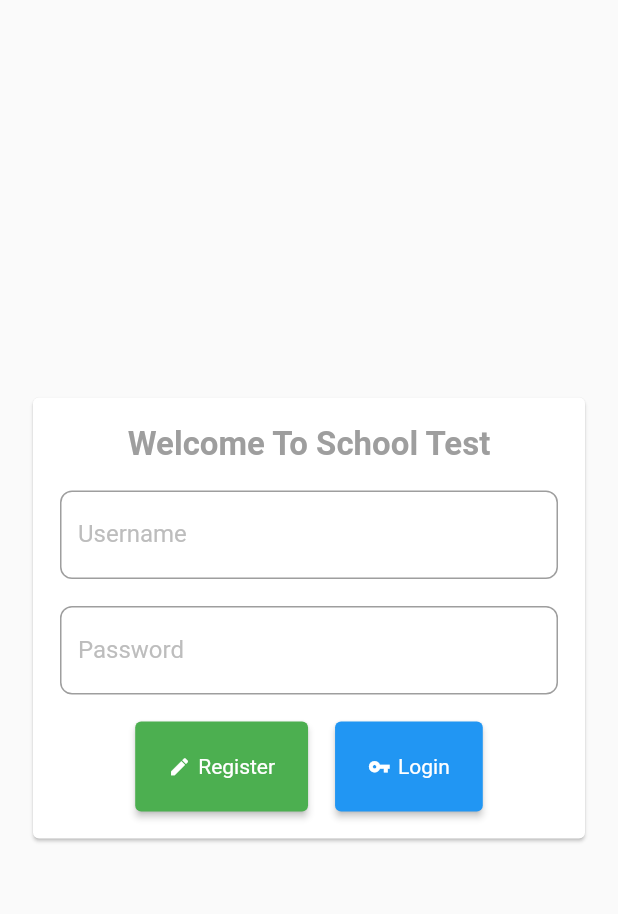
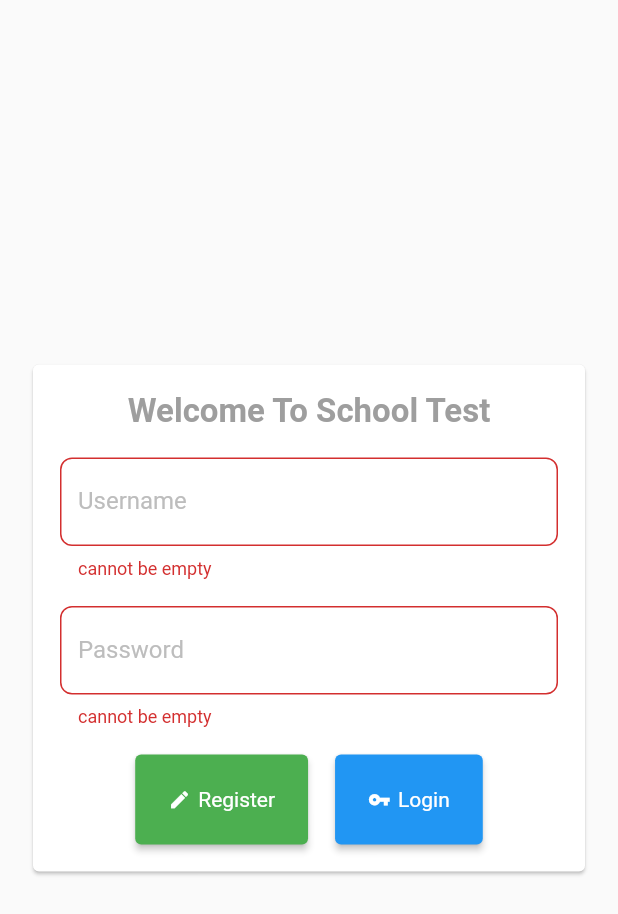
Before and after one commit to mahdinaghikhanii/School_Management, a Flutter app: the Login screen opened directly with empty values, after a tap on "Login", on a phone screen of 412 x 824 dp. Shown: the top 914 px of the screen. Run offline on Flutter 3.47's test engine with Material 2 defaults, Android fonts, the phone set to English and light mode, and no system bars; our stand-ins replace flutter_bloc; accounts and stored records are empty.

Commit message:
check Edit its null or no and Funcion SignOut

```diff
--- a/lib/bloc/userbloc.dart
+++ b/lib/bloc/userbloc.dart
@@ -20,5 +20,7 @@ class UserBloc extends Cubit<BlocState> {
     }
   }
 
+  void signOut() => emit(Initial());
+
   User? get user => _user;
 }
--- a/lib/main.dart
+++ b/lib/main.dart
@@ -1,11 +1,10 @@
-import 'package:flutter/cupertino.dart';
 import 'package:flutter/material.dart';
 import 'package:flutter_bloc/flutter_bloc.dart';
+
 import 'bloc/blocstate.dart';
 import 'bloc/userbloc.dart';
-import 'module/estension.dart';
-import 'module/widgets.dart';
 import 'screan/dashbord.dart';
+import 'screan/login.dart';
 
 void main() {
   runApp(MultiBlocProvider(
@@ -32,80 +31,3 @@ class MyApp extends StatelessWidget {
     );
   }
 }
-
-class Login extends StatelessWidget {
-  final BlocState state;
-  const Login({required this.state, Key? key}) : super(key: key);
-
-  @override
-  Widget build(BuildContext context) {
-    TextEditingController _mobile = TextEditingController();
-    TextEditingController _password = TextEditingController();
-
-    return Scaffold(
-        //   appBar: AppBar(),
-        body: SafeArea(
-            child: SizedBox(
-      width: context.width * 0.3 < 260 ? 350 : context.width * 0.3,
-      child: Column(
-        mainAxisSize: MainAxisSize.min,
-        children: [
-          "Welcome To School Test"
-              .toLabel(bold: true, fontsize: 22, color: Colors.grey)
-              .vMargin9,
-          Edit(
-              controller: _mobile,
-              hint: "Username",
-              autoFocus: false,
-              password: true,
-              onChange: (val) => print(val)).padding9,
-          Edit(
-              controller: _password,
-              hint: "Password",
-              autoFocus: false,
-              password: true,
-              onChange: (val) => print(val)).padding9,
-          Row(mainAxisSize: MainAxisSize.min, children: [
-            AbsorbPointer(
-              absorbing: state is Loading ? true : false,
-              child: Button(
-                color: Colors.green,
-                title: "Register",
-                icon: const Icon(Icons.edit, size: 15),
-                onTap: () {
-                  print('fuck');
-                },
-              ).margin9,
-            ),
-            state is Loading ? const CupertinoActivityIndicator() : Container(),
-            Button(
-              color: Colors.blue,
-              title: "Login",
-              onTap: () {
-                context
-                    .read<UserBloc>()
-                    .authenticate(_mobile.text, _password.text);
-              },
-              icon: const Icon(
-                Icons.vpn_key,
-                size: 15,
-              ),
-            ).margin9,
-          ]),
-          state is Failed
-              ? Container(
-                  margin: const EdgeInsets.symmetric(horizontal: 25),
-                  padding: const EdgeInsets.all(12),
-                  decoration: BoxDecoration(
-                      color: Colors.red,
-                      borderRadius: BorderRadius.circular(12)),
-                  child: (state as Failed)
-                      .exception
-                      .toString()
-                      .toLabel(color: Colors.white, bold: true))
-              : Container()
-        ],
-      ),
-    ).padding9.card.center));
-  }
-}
--- a/lib/module/estension.dart
+++ b/lib/module/estension.dart
@@ -1,4 +1,7 @@
 import 'package:flutter/material.dart';
+import 'package:schoolmanagement/bloc/userbloc.dart';
+import 'package:provider/provider.dart';
+import 'package:schoolmanagement/model/user.dart';
 
 import 'widgets.dart';
 
@@ -6,13 +9,20 @@ extension ContextExtension on BuildContext {
   double get width => MediaQuery.of(this).size.width;
   double get height => MediaQuery.of(this).size.height;
 
+  //Navigation next page or Screans
   void showForm(Widget child) =>
       Navigator.push(this, MaterialPageRoute(builder: (context) => child));
+
+  //SignOut
+
+  //  this part for read UserBloc and easy code and clean
+  UserBloc get userBloc => read<UserBloc>();
+  User? get user => read<UserBloc>().user;
 }
 
 extension StringExtesion on String {
   Widget toLabel({double? fontsize, Color? color, bool bold = false}) => Label(
-        title: this,
+        title: replaceAll("Exception: ", ''),
         bold: bold,
         fontSize: fontsize,
         color: color,
--- a/lib/module/widgets.dart
+++ b/lib/module/widgets.dart
@@ -1,4 +1,5 @@
 import 'package:flutter/material.dart';
+
 import 'estension.dart';
 
 enum ButtonType { save, news, delete, cancel, other }
@@ -44,6 +45,7 @@ class Button extends StatelessWidget {
             ? Row(
                 mainAxisSize: MainAxisSize.min,
                 children: [
+                  icon ??
                       Icon(
                         type == ButtonType.save
                             ? Icons.save
@@ -58,7 +60,9 @@ class Button extends StatelessWidget {
                   const SizedBox(
                     width: 5,
                   ),
-                  type == ButtonType.save
+                  title != null
+                      ? '$title'.toLabel()
+                      : type == ButtonType.save
                           ? 'save'.toLabel()
                           : type == ButtonType.cancel
                               ? "Cancel".toLabel()
@@ -111,6 +115,7 @@ class Edit extends StatelessWidget {
   final String hint;
   final Function(String)? onChange;
   final bool autoFocus;
+  final bool notempty;
   final TextEditingController? controller;
   final bool password;
 
@@ -118,6 +123,7 @@ class Edit extends StatelessWidget {
       {required this.hint,
       required this.autoFocus,
       required this.password,
+      this.notempty = false,
       this.controller,
       this.onChange,
       Key? key})
@@ -128,6 +134,12 @@ class Edit extends StatelessWidget {
     return TextFormField(
         controller: controller,
         onChanged: onChange,
+        validator: (val) {
+          if ((val ?? '').isEmpty && notempty) {
+            return "cannot be empty";
+          }
+          return null;
+        },
         decoration: InputDecoration(
             border: OutlineInputBorder(
                 borderRadius: BorderRadius.circular(8), gapPadding: 20),
--- a/lib/screan/dashbord.dart
+++ b/lib/screan/dashbord.dart
@@ -1,5 +1,6 @@
 import 'package:flutter/material.dart';
 import 'package:schoolmanagement/module/estension.dart';
+import 'package:schoolmanagement/module/widgets.dart';
 
 class Dashboard extends StatelessWidget {
   const Dashboard({Key? key}) : super(key: key);
@@ -9,8 +10,18 @@ class Dashboard extends StatelessWidget {
     return Scaffold(
       body: SafeArea(
           child: Column(
-        children: ["Dashbord".toLabel()],
-      )),
+        mainAxisSize: MainAxisSize.min,
+        children: [
+          "hello ${context.user!.family}".toLabel(),
+          Button(
+            type: ButtonType.cancel,
+            onTap: () {
+              context.userBloc.signOut();
+            },
+            title: "Sign Out",
+          )
+        ],
+      )).center,
     );
   }
 }
--- /dev/null
+++ b/lib/screan/login.dart
@@ -0,0 +1,90 @@
+import 'package:flutter/cupertino.dart';
+import 'package:flutter/material.dart';
+import 'package:schoolmanagement/module/estension.dart';
+import 'package:schoolmanagement/module/widgets.dart';
+
+import '../bloc/blocstate.dart';
+
+TextEditingController _mobile = TextEditingController();
+TextEditingController _password = TextEditingController();
+
+class Login extends StatelessWidget {
+  final BlocState state;
+  const Login({required this.state, Key? key}) : super(key: key);
+
+  @override
+  Widget build(BuildContext context) {
+    final _fromKey = GlobalKey<FormState>();
+
+    return Scaffold(
+        //   appBar: AppBar(),
+        body: SafeArea(
+            child: SizedBox(
+      width: context.width * 0.3 < 260 ? 350 : context.width * 0.3,
+      child: Form(
+        key: _fromKey,
+        child: Column(
+          mainAxisSize: MainAxisSize.min,
+          children: [
+            "Welcome To School Test"
+                .toLabel(bold: true, fontsize: 22, color: Colors.grey)
+                .vMargin9,
+            Edit(
+                controller: _mobile,
+                hint: "Username",
+                autoFocus: false,
+                notempty: true,
+                password: false,
+                onChange: (val) => print(val)).padding9,
+            Edit(
+                controller: _password,
+                hint: "Password",
+                notempty: true,
+                autoFocus: false,
+                password: true,
+                onChange: (val) => print(val)).padding9,
+            Row(mainAxisSize: MainAxisSize.min, children: [
+              AbsorbPointer(
+                absorbing: state is Loading ? true : false,
+                child: Button(
+                  color: Colors.green,
+                  title: "Register",
+                  icon: const Icon(Icons.edit, size: 15),
+                  onTap: () {},
+                ).margin9,
+              ),
+              state is Loading
+                  ? const CupertinoActivityIndicator()
+                  : Container(),
+              Button(
+                color: Colors.blue,
+                title: "Login",
+                onTap: () {
+                  if (_fromKey.currentState!.validate()) {
+                    context.userBloc.authenticate(_mobile.text, _password.text);
+                  }
+                },
+                icon: const Icon(
+                  Icons.vpn_key,
+                  size: 15,
+                ),
+              ).margin9,
+            ]),
+            state is Failed
+                ? Container(
+                    margin: const EdgeInsets.symmetric(horizontal: 25),
+                    padding: const EdgeInsets.all(12),
+                    decoration: BoxDecoration(
+                        color: Colors.red,
+                        borderRadius: BorderRadius.circular(12)),
+                    child: (state as Failed)
+                        .exception
+                        .toString()
+                        .toLabel(color: Colors.white, bold: true))
+                : Container()
+          ],
+        ),
+      ),
+    ).padding9.card.center));
+  }
+}
```
Lines whose indentation alone changed are shown as unchanged.
